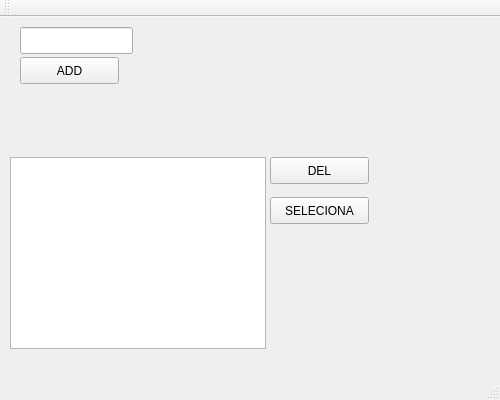
The window that listas.ui (lucasbat/listas_GUI) describes before a commit, drawn with Qt 5.
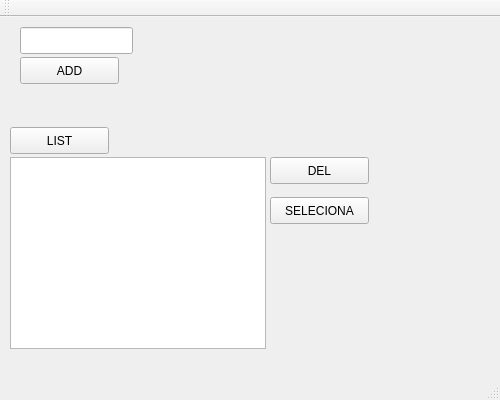
The same window after the commit.

What changed in the file:
```diff
--- a/listas.ui
+++ b/listas.ui
@@ -73,6 +73,19 @@
      <string>SELECIONA</string>
     </property>
    </widget>
+   <widget class="QPushButton" name="btn_list">
+    <property name="geometry">
+     <rect>
+      <x>10</x>
+      <y>110</y>
+      <width>99</width>
+      <height>27</height>
+     </rect>
+    </property>
+    <property name="text">
+     <string>LIST</string>
+    </property>
+   </widget>
   </widget>
   <widget class="QMenuBar" name="menuBar">
    <property name="geometry">
```
